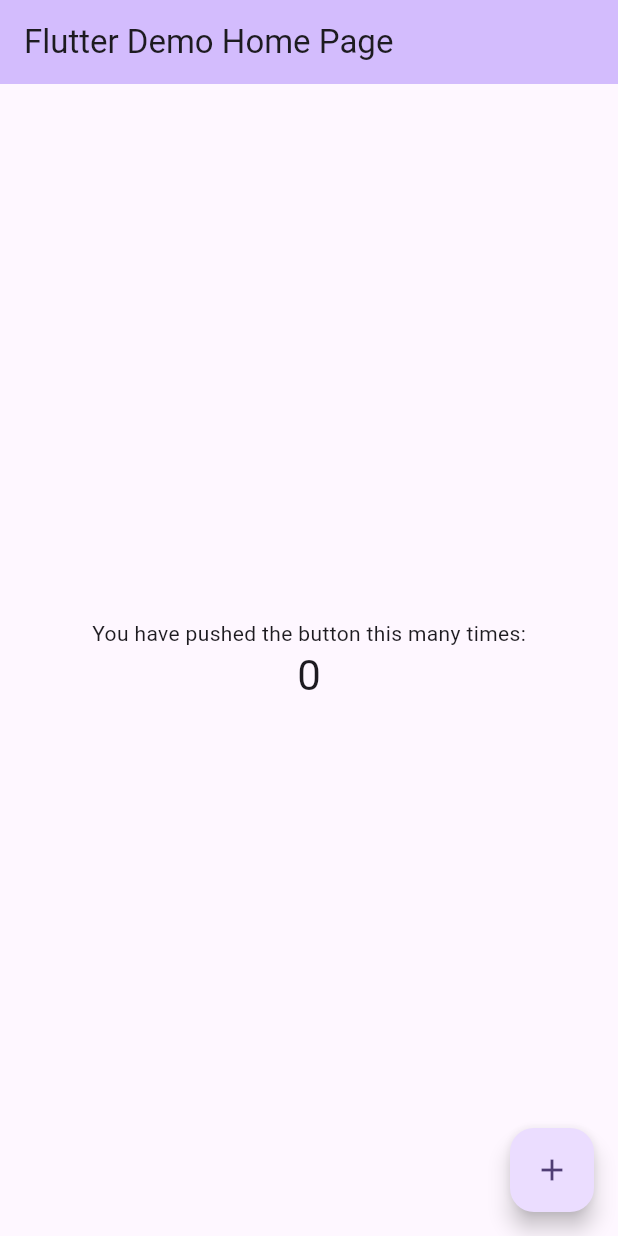
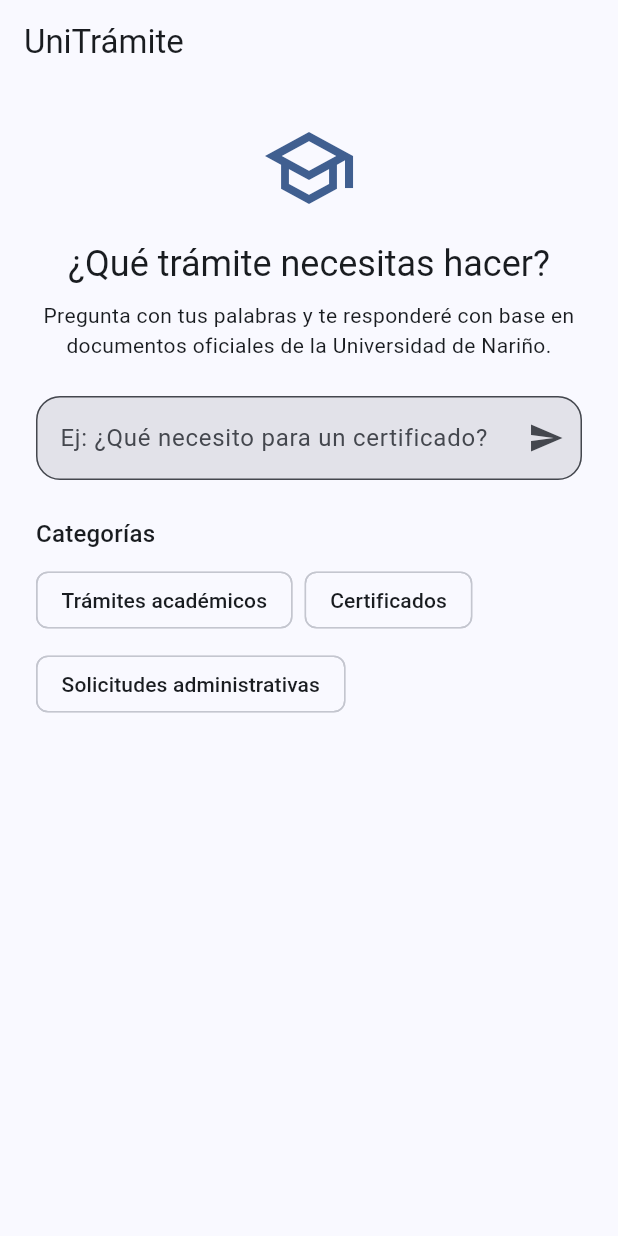
Before and after one commit to MateoGFs/unitramite, a Flutter app: the screen it shows after launch, on a phone screen of 412 x 824 dp. Run offline on Flutter 3.47's test engine with Material 3 defaults, Android fonts, the phone set to English and light mode, and no system bars.

Commit message:
Estructura de carpetas, tema y pantalla de inicio

```diff
--- /dev/null
+++ b/app/lib/core/theme/app_theme.dart
@@ -0,0 +1,20 @@
+import 'package:flutter/material.dart';
+
+/// Tema visual de UniTrámite.
+/// El color base es provisional y se puede cambiar en [seed].
+class AppTheme {
+  AppTheme._();
+
+  static const Color seed = Color(0xFF1565C0);
+
+  static ThemeData get light => ThemeData(
+        useMaterial3: true,
+        colorScheme: ColorScheme.fromSeed(seedColor: seed),
+        inputDecorationTheme: InputDecorationTheme(
+          filled: true,
+          border: OutlineInputBorder(
+            borderRadius: BorderRadius.circular(16),
+          ),
+        ),
+      );
+}
--- a/app/lib/main.dart
+++ b/app/lib/main.dart
@@ -1,122 +1,22 @@
 import 'package:flutter/material.dart';
 
+import 'core/theme/app_theme.dart';
+import 'screens/home_screen.dart';
+
 void main() {
-  runApp(const MyApp());
+  runApp(const UniTramiteApp());
 }
 
-class MyApp extends StatelessWidget {
-  const MyApp({super.key});
+class UniTramiteApp extends StatelessWidget {
+  const UniTramiteApp({super.key});
 
-  // This widget is the root of your application.
   @override
   Widget build(BuildContext context) {
     return MaterialApp(
-      title: 'Flutter Demo',
-      theme: ThemeData(
-        // This is the theme of your application.
-        //
-        // TRY THIS: Try running your application with "flutter run". You'll see
-        // the application has a purple toolbar. Then, without quitting the app,
-        // try changing the seedColor in the colorScheme below to Colors.green
-        // and then invoke "hot reload" (save your changes or press the "hot
-        // reload" button in a Flutter-supported IDE, or press "r" if you used
-        // the command line to start the app).
-        //
-        // Notice that the counter didn't reset back to zero; the application
-        // state is not lost during the reload. To reset the state, use hot
-        // restart instead.
-        //
-        // This works for code too, not just values: Most code changes can be
-        // tested with just a hot reload.
-        colorScheme: .fromSeed(seedColor: Colors.deepPurple),
-      ),
-      home: const MyHomePage(title: 'Flutter Demo Home Page'),
+      title: 'UniTrámite',
+      debugShowCheckedModeBanner: false,
+      theme: AppTheme.light,
+      home: const HomeScreen(),
     );
   }
 }
-
-class MyHomePage extends StatefulWidget {
-  const MyHomePage({super.key, required this.title});
-
-  // This widget is the home page of your application. It is stateful, meaning
-  // that it has a State object (defined below) that contains fields that affect
-  // how it looks.
-
-  // This class is the configuration for the state. It holds the values (in this
-  // case the title) provided by the parent (in this case the App widget) and
-  // used by the build method of the State. Fields in a Widget subclass are
-  // always marked "final".
-
-  final String title;
-
-  @override
-  State<MyHomePage> createState() => _MyHomePageState();
-}
-
-class _MyHomePageState extends State<MyHomePage> {
-  int _counter = 0;
-
-  void _incrementCounter() {
-    setState(() {
-      // This call to setState tells the Flutter framework that something has
-      // changed in this State, which causes it to rerun the build method below
-      // so that the display can reflect the updated values. If we changed
-      // _counter without calling setState(), then the build method would not be
-      // called again, and so nothing would appear to happen.
-      _counter++;
-    });
-  }
-
-  @override
-  Widget build(BuildContext context) {
-    // This method is rerun every time setState is called, for instance as done
-    // by the _incrementCounter method above.
-    //
-    // The Flutter framework has been optimized to make rerunning build methods
-    // fast, so that you can just rebuild anything that needs updating rather
-    // than having to individually change instances of widgets.
-    return Scaffold(
-      appBar: AppBar(
-        // TRY THIS: Try changing the color here to a specific color (to
-        // Colors.amber, perhaps?) and trigger a hot reload to see the AppBar
-        // change color while the other colors stay the same.
-        backgroundColor: Theme.of(context).colorScheme.inversePrimary,
-        // Here we take the value from the MyHomePage object that was created by
-        // the App.build method, and use it to set our appbar title.
-        title: Text(widget.title),
-      ),
-      body: Center(
-        // Center is a layout widget. It takes a single child and positions it
-        // in the middle of the parent.
-        child: Column(
-          // Column is also a layout widget. It takes a list of children and
-          // arranges them vertically. By default, it sizes itself to fit its
-          // children horizontally, and tries to be as tall as its parent.
-          //
-          // Column has various properties to control how it sizes itself and
-          // how it positions its children. Here we use mainAxisAlignment to
-          // center the children vertically; the main axis here is the vertical
-          // axis because Columns are vertical (the cross axis would be
-          // horizontal).
-          //
-          // TRY THIS: Invoke "debug painting" (choose the "Toggle Debug Paint"
-          // action in the IDE, or press "p" in the console), to see the
-          // wireframe for each widget.
-          mainAxisAlignment: .center,
-          children: [
-            const Text('You have pushed the button this many times:'),
-            Text(
-              '$_counter',
-              style: Theme.of(context).textTheme.headlineMedium,
-            ),
-          ],
-        ),
-      ),
-      floatingActionButton: FloatingActionButton(
-        onPressed: _incrementCounter,
-        tooltip: 'Increment',
-        child: const Icon(Icons.add),
-      ),
-    );
-  }
-}
--- /dev/null
+++ b/app/lib/screens/home_screen.dart
@@ -0,0 +1,106 @@
+import 'package:flutter/material.dart';
+
+class HomeScreen extends StatefulWidget {
+  const HomeScreen({super.key});
+
+  @override
+  State<HomeScreen> createState() => _HomeScreenState();
+}
+
+class _HomeScreenState extends State<HomeScreen> {
+  final TextEditingController _controller = TextEditingController();
+
+  // Provisionales: más adelante saldrán de los documentos cargados.
+  static const List<String> _categories = [
+    'Trámites académicos',
+    'Certificados',
+    'Solicitudes administrativas',
+  ];
+
+  @override
+  void dispose() {
+    _controller.dispose();
+    super.dispose();
+  }
+
+  void _showMessage(String message) {
+    ScaffoldMessenger.of(context).showSnackBar(
+      SnackBar(content: Text(message)),
+    );
+  }
+
+  void _submit([String? _]) {
+    final question = _controller.text.trim();
+    if (question.isEmpty) return;
+    // Provisional: en la Tarea 3 esto abrirá la pantalla del asistente.
+    _showMessage('Pregunta recibida: $question');
+  }
+
+  @override
+  Widget build(BuildContext context) {
+    final theme = Theme.of(context);
+
+    return Scaffold(
+      appBar: AppBar(title: const Text('UniTrámite')),
+      body: SafeArea(
+        child: Center(
+          child: ConstrainedBox(
+            constraints: const BoxConstraints(maxWidth: 600),
+            child: ListView(
+              padding: const EdgeInsets.all(24),
+              children: [
+                Icon(
+                  Icons.school_outlined,
+                  size: 64,
+                  color: theme.colorScheme.primary,
+                ),
+                const SizedBox(height: 16),
+                Text(
+                  '¿Qué trámite necesitas hacer?',
+                  style: theme.textTheme.headlineSmall,
+                  textAlign: TextAlign.center,
+                ),
+                const SizedBox(height: 8),
+                Text(
+                  'Pregunta con tus palabras y te responderé con base en '
+                  'documentos oficiales de la Universidad de Nariño.',
+                  style: theme.textTheme.bodyMedium,
+                  textAlign: TextAlign.center,
+                ),
+                const SizedBox(height: 24),
+                TextField(
+                  controller: _controller,
+                  textInputAction: TextInputAction.send,
+                  onSubmitted: _submit,
+                  decoration: InputDecoration(
+                    hintText: 'Ej: ¿Qué necesito para un certificado?',
+                    suffixIcon: IconButton(
+                      icon: const Icon(Icons.send),
+                      onPressed: _submit,
+                    ),
+                  ),
+                ),
+                const SizedBox(height: 24),
+                Text('Categorías', style: theme.textTheme.titleMedium),
+                const SizedBox(height: 8),
+                Wrap(
+                  spacing: 8,
+                  runSpacing: 8,
+                  children: [
+                    for (final category in _categories)
+                      ActionChip(
+                        label: Text(category),
+                        onPressed: () => _showMessage(
+                          '$category: se activará más adelante',
+                        ),
+                      ),
+                  ],
+                ),
+              ],
+            ),
+          ),
+        ),
+      ),
+    );
+  }
+}
--- a/app/pubspec.yaml
+++ b/app/pubspec.yaml
@@ -34,6 +34,7 @@ dependencies:
   # The following adds the Cupertino Icons font to your application.
   # Use with the CupertinoIcons class for iOS style icons.
   cupertino_icons: ^1.0.8
+  provider: ^6.1.5+1
 
 dev_dependencies:
   flutter_test:
```
Also changed, not shown: app/pubspec.lock, 1 other file.
